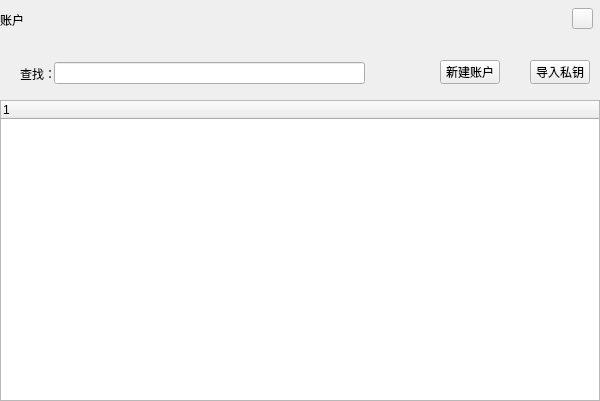
HcashOrg/HX-IDE, file ChainIDE/custom/AccountWidgetUB.ui: the form before one commit.
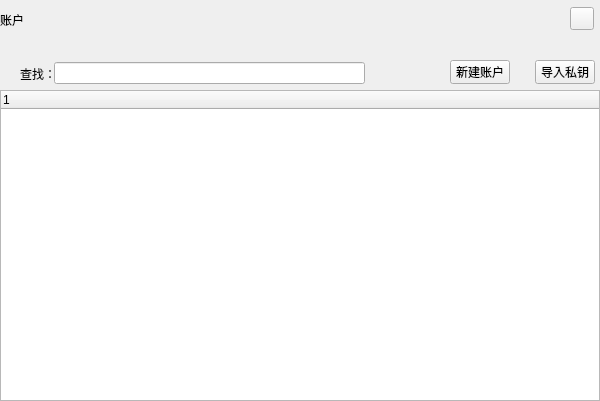
The form after the commit.

```diff
--- a/ChainIDE/custom/AccountWidgetUB.ui
+++ b/ChainIDE/custom/AccountWidgetUB.ui
@@ -17,9 +17,9 @@
    <property name="geometry">
     <rect>
      <x>0</x>
-     <y>100</y>
+     <y>90</y>
      <width>600</width>
-     <height>301</height>
+     <height>311</height>
     </rect>
    </property>
    <property name="cursor" stdset="0">
@@ -70,7 +70,7 @@
   <widget class="QToolButton" name="importKey">
    <property name="geometry">
     <rect>
-     <x>530</x>
+     <x>535</x>
      <y>60</y>
      <width>60</width>
      <height>24</height>
@@ -86,7 +86,7 @@
   <widget class="QToolButton" name="newAccount">
    <property name="geometry">
     <rect>
-     <x>440</x>
+     <x>450</x>
      <y>60</y>
      <width>60</width>
      <height>24</height>
@@ -102,10 +102,10 @@
   <widget class="QToolButton" name="closeBtn">
    <property name="geometry">
     <rect>
-     <x>572</x>
-     <y>8</y>
-     <width>21</width>
-     <height>21</height>
+     <x>570</x>
+     <y>7</y>
+     <width>24</width>
+     <height>23</height>
     </rect>
    </property>
    <property name="cursor">
```
